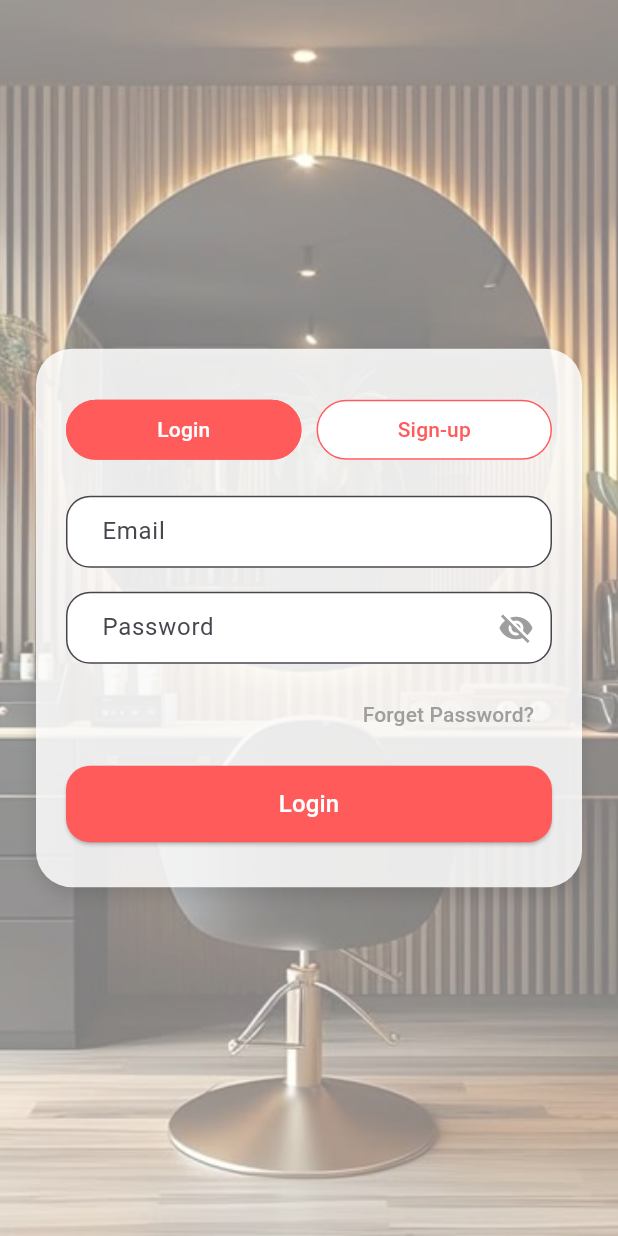
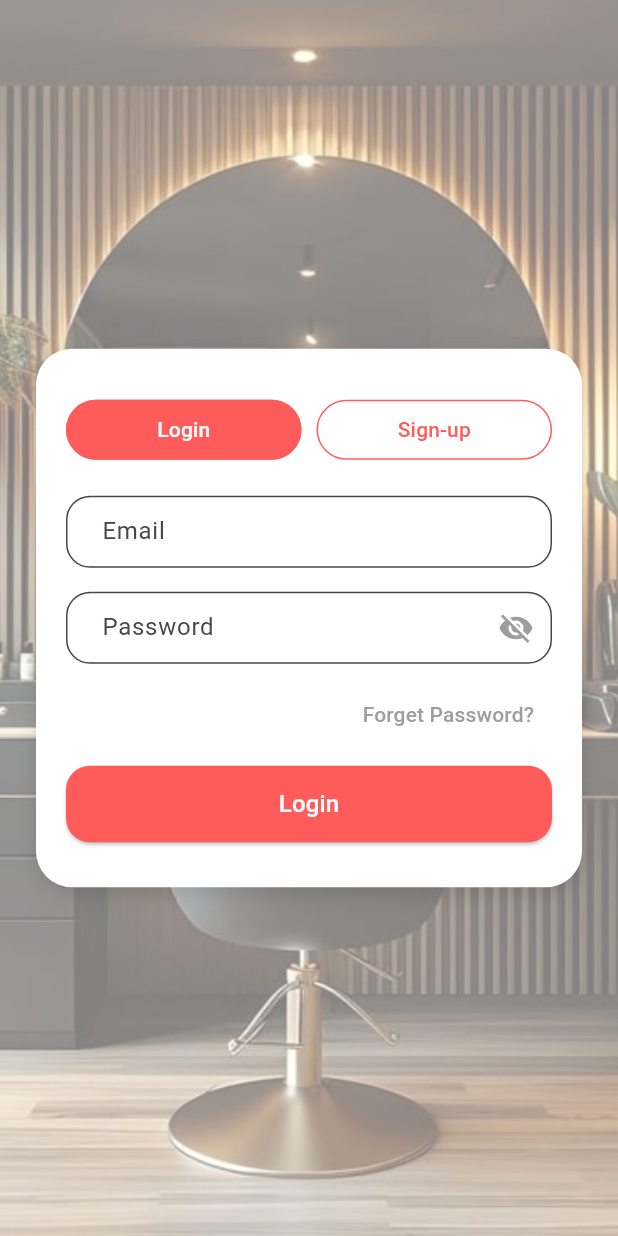
Before and after one commit to Ahsanjaved47/SalonApp, a Flutter app: the screen it shows after launch, after a tap on "Let’s Start", on a phone screen of 412 x 824 dp. Run offline on Flutter 3.47's test engine with Material 3 defaults, Android fonts, the light colour scheme and no system bars.

Commit message:
4th commit

```diff
--- a/lib/login_screen/login_screen.dart
+++ b/lib/login_screen/login_screen.dart
@@ -1,5 +1,5 @@
 import 'package:flutter/material.dart';
-import '../ForgetPassword_Screen/Forget_Password_Screen.dart';
+import '../ForgetPassword_Screen/forget_password_screen.dart';
 import '../screens/home_screen.dart';
 import '../signup_screen/signup_screen.dart';
 
@@ -31,7 +31,7 @@ class _LoginScreenState extends State<LoginScreen> {
           ),
 
           Container(
-            color: Colors.white.withOpacity(0.5),
+            color: Colors.white.withAlpha(128),
           ),
 
           Center(
@@ -41,7 +41,7 @@ class _LoginScreenState extends State<LoginScreen> {
                 padding:
                 const EdgeInsets.symmetric(horizontal: 20, vertical: 30),
                 decoration: BoxDecoration(
-                  color: Colors.white.withOpacity(0.85),
+                  color: Colors.white..withAlpha(217),
                   borderRadius: BorderRadius.circular(24),
                   boxShadow: [
                     BoxShadow(
--- a/lib/screens/Calender_Screen.dart
+++ b/lib/screens/calender_screen.dart
@@ -15,7 +15,6 @@ class _CalenderScreenState extends State<CalenderScreen> {
   String? selectedTime;
 
   List<DateTime> getDaysInMonth() {
-    final firstDay = DateTime(selectedYear, selectedMonth, 1);
     final nextMonth = DateTime(selectedYear, selectedMonth + 1, 1);
     final lastDay = nextMonth.subtract(const Duration(days: 1));
     return List.generate(
@@ -23,6 +22,7 @@ class _CalenderScreenState extends State<CalenderScreen> {
           (index) => DateTime(selectedYear, selectedMonth, index + 1),
     );
   }
+
 
   void nextMonth() {
     setState(() {
--- a/lib/screens/home_screen.dart
+++ b/lib/screens/home_screen.dart
@@ -1,4 +1,3 @@
-import 'dart:io';
 import 'package:flutter/material.dart';
 import 'package:flutter/services.dart';
 import 'package:provider/provider.dart';
--- a/lib/screens/splash_screen.dart
+++ b/lib/screens/splash_screen.dart
@@ -6,8 +6,11 @@ class SplashScreen extends StatelessWidget {
 
   @override
   Widget build(BuildContext context) {
-    return Stack(
+    return Scaffold(
+      backgroundColor: Colors.transparent,
+      body: Stack(
         children: [
+          // Background Image
           SizedBox.expand(
             child: Image.asset(
               'assets/images/splash_screen bg.jpg',
@@ -15,12 +18,13 @@ class SplashScreen extends StatelessWidget {
             ),
           ),
 
+          // Gradient Overlay
           Container(
             decoration: BoxDecoration(
               gradient: LinearGradient(
                 colors: [
-                Colors.white.withOpacity(0.1),
-                Colors.white.withOpacity(0.6),
+                  Colors.white.withAlpha(26),
+                  Colors.white.withAlpha(153),
                 ],
                 begin: Alignment.topCenter,
                 end: Alignment.bottomCenter,
@@ -28,18 +32,16 @@ class SplashScreen extends StatelessWidget {
             ),
           ),
 
-
-        Scaffold(
-          backgroundColor: Colors.transparent,
-          body: SafeArea(
+          // Foreground Content
+          SafeArea(
             child: Padding(
               padding: const EdgeInsets.symmetric(horizontal: 20),
               child: Column(
                 mainAxisAlignment: MainAxisAlignment.center,
                 children: [
                   const Spacer(flex: 3),
-                  Container(
-                    child: const Text(
+
+                  const Text(
                     'Look\nAwesome &\nSave Some',
                     textAlign: TextAlign.center,
                     style: TextStyle(
@@ -48,10 +50,10 @@ class SplashScreen extends StatelessWidget {
                       color: Colors.black,
                     ),
                   ),
-                  ),
+
                   const SizedBox(height: 150),
-                  Container(
-                    child: const Text(
+
+                  const Text(
                     'Step into a world of personalized services that enhance your beauty and well-being.',
                     textAlign: TextAlign.center,
                     style: TextStyle(
@@ -60,8 +62,9 @@ class SplashScreen extends StatelessWidget {
                       color: Colors.black87,
                     ),
                   ),
-                  ),
+
                   const Spacer(flex: 2),
+
                   SizedBox(
                     width: 170,
                     child: ElevatedButton(
@@ -72,8 +75,8 @@ class SplashScreen extends StatelessWidget {
                         );
                       },
                       style: ElevatedButton.styleFrom(
-                        backgroundColor: Color(0xFFFF5B5B),
-                        padding: EdgeInsets.symmetric(vertical: 14),
+                        backgroundColor: const Color(0xFFFF5B5B),
+                        padding: const EdgeInsets.symmetric(vertical: 14),
                         shape: RoundedRectangleBorder(
                           borderRadius: BorderRadius.circular(16),
                         ),
@@ -84,13 +87,14 @@ class SplashScreen extends StatelessWidget {
                       ),
                     ),
                   ),
+
                   const SizedBox(height: 40),
                 ],
               ),
             ),
           ),
+        ],
       ),
-      ],
     );
   }
 }
--- a/lib/signup_screen/signup_screen.dart
+++ b/lib/signup_screen/signup_screen.dart
@@ -38,7 +38,7 @@ class _SignUpScreenState extends State<SignUpScreen> {
           ),
 
           Container(
-            color: Colors.white.withOpacity(0.5),
+            color: Colors.white.withAlpha(128),
           ),
 
           Center(
@@ -49,7 +49,7 @@ class _SignUpScreenState extends State<SignUpScreen> {
                   Container(
                     padding: const EdgeInsets.all(24),
                     decoration: BoxDecoration(
-                      color: Colors.white.withOpacity(0.9),
+                      color: Colors.white..withAlpha(230),
                       borderRadius: BorderRadius.circular(20),
                       boxShadow: [
                         BoxShadow(
```
Also changed, not shown: lib/ForgetPassword_Screen/forget_password_screen.dart (renamed from lib/ForgetPassword_Screen/Forget_Password_Screen.dart, +7 -12 lines), lib/screens/appointment_screen.dart (renamed from lib/screens/Appointment_screen.dart). Lines whose indentation alone changed are shown as unchanged.
